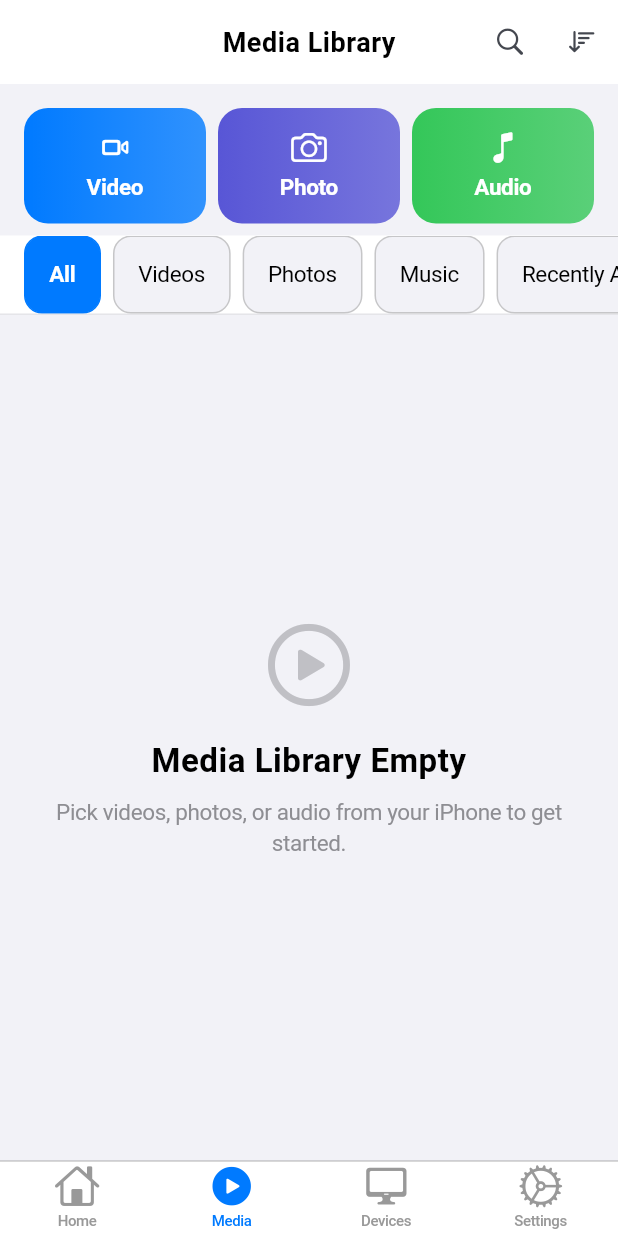
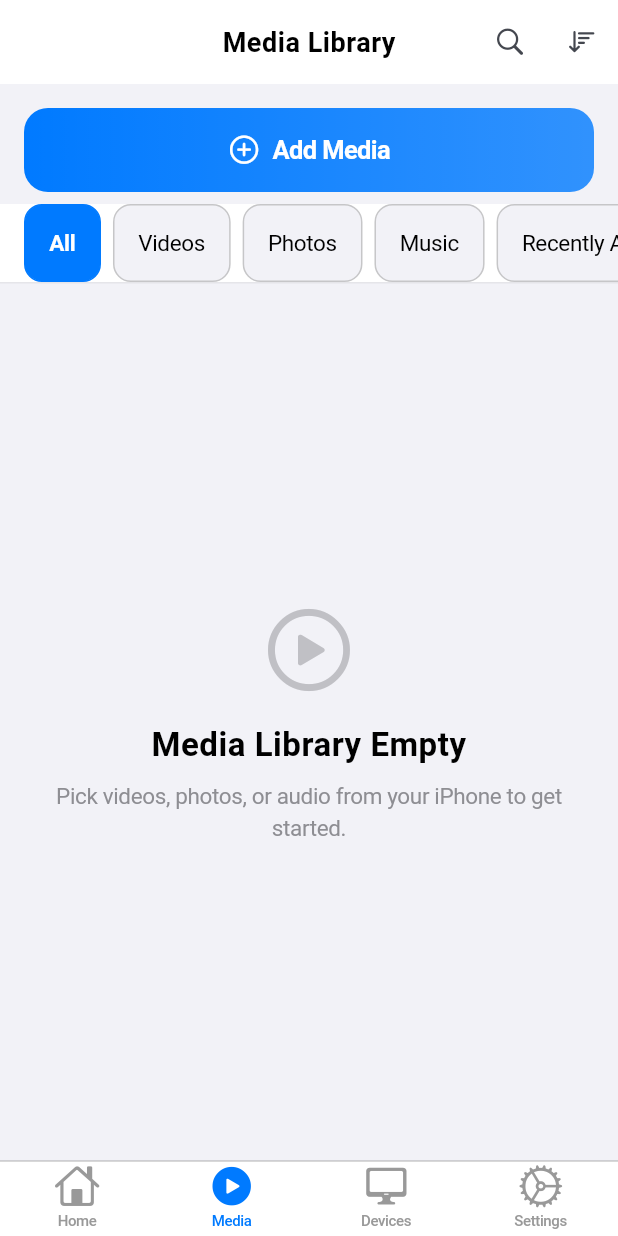
Before and after one commit to Umar-khan4260/casting_-_mirroring, a Flutter app: the screen it shows after launch, item 2 of the bottom bar chosen, on a phone screen of 412 x 824 dp. Run offline on Flutter 3.47's test engine with Material 3 defaults, Android fonts, the phone set to English and light mode, and no system bars; our stand-ins replace file_picker, shared_preferences, shelf; missing offline and left inert: flutter_chrome_cast; network calls fail.

Commit message:
i have updaated the media uploading button in that we use one button instead of multiple buttons

```diff
--- a/lib/screens/media_library_screen.dart
+++ b/lib/screens/media_library_screen.dart
@@ -499,69 +499,31 @@ class _MediaLibraryScreenState extends State<MediaLibraryScreen> {
         AppSpacing.md,
         AppSpacing.sm,
       ),
-      child: Row(
-        children: [
-          Expanded(
-            child: _buildPickButton(
-              icon: CupertinoIcons.video_camera,
-              label: 'Video',
-              color: AppColors.primary,
-              onTap: _pickVideo,
-            ),
-          ),
-          const SizedBox(width: AppSpacing.sm),
-          Expanded(
-            child: _buildPickButton(
-              icon: CupertinoIcons.photo_camera,
-              label: 'Photo',
-              color: AppColors.secondary,
-              onTap: _pickPhoto,
-            ),
-          ),
-          const SizedBox(width: AppSpacing.sm),
-          Expanded(
-            child: _buildPickButton(
-              icon: CupertinoIcons.music_note,
-              label: 'Audio',
-              color: AppColors.success,
-              onTap: _pickAudio,
-            ),
-          ),
-        ],
-      ),
-    );
-  }
-
-  Widget _buildPickButton({
-    required IconData icon,
-    required String label,
-    required Color color,
-    required VoidCallback onTap,
-  }) {
-    return GestureDetector(
-      onTap: onTap,
+      child: GestureDetector(
+        onTap: _pickMedia,
         child: Container(
-        padding: const EdgeInsets.symmetric(vertical: 14),
+          padding: const EdgeInsets.symmetric(vertical: 16),
           decoration: BoxDecoration(
             gradient: LinearGradient(
               colors: [
-              color,
-              color.withValues(alpha: 0.8),
+                AppColors.primary,
+                AppColors.primary.withValues(alpha: 0.8),
               ],
             ),
             borderRadius: BorderRadius.circular(AppSpacing.borderRadiusMd),
           ),
-        child: Column(
+          child: Row(
+            mainAxisAlignment: MainAxisAlignment.center,
             children: [
-            Icon(
-              icon,
+              const Icon(
+                CupertinoIcons.plus_circle,
                 color: CupertinoColors.white,
-              size: 24,
+                size: 22,
               ),
-            const SizedBox(height: AppSpacing.xs),
+              const SizedBox(width: AppSpacing.sm),
               Text(
-              label,
-              style: AppTypography.bodyMedium.copyWith(
+                'Add Media',
+                style: AppTypography.bodyLarge.copyWith(
                   color: CupertinoColors.white,
                   fontWeight: FontWeight.w600,
                 ),
@@ -569,45 +531,12 @@ class _MediaLibraryScreenState extends State<MediaLibraryScreen> {
             ],
           ),
         ),
+      ),
     );
   }
 
-  Future<void> _pickVideo() async {
-    final picked = await LocalMediaPicker.pickVideo();
-    if (picked == null) return;
-
-    final mediaItem = LocalMediaPicker.toMediaItem(picked);
-    await widget.mediaStore.add(mediaItem);
-
-    if (mounted) {
-      ScaffoldMessenger.of(context).showSnackBar(
-        SnackBar(
-          content: Text('Added: ${mediaItem.title}'),
-          duration: const Duration(seconds: 2),
-        ),
-      );
-    }
-  }
-
-  Future<void> _pickPhoto() async {
-    final picked = await LocalMediaPicker.pickPhoto();
-    if (picked == null) return;
-
-    final mediaItem = LocalMediaPicker.toMediaItem(picked);
-    await widget.mediaStore.add(mediaItem);
-
-    if (mounted) {
-      ScaffoldMessenger.of(context).showSnackBar(
-        SnackBar(
-          content: Text('Added: ${mediaItem.title}'),
-          duration: const Duration(seconds: 2),
-        ),
-      );
-    }
-  }
-
-  Future<void> _pickAudio() async {
-    final picked = await LocalMediaPicker.pickAudio();
+  Future<void> _pickMedia() async {
+    final picked = await LocalMediaPicker.pickMedia();
     if (picked == null) return;
 
     final mediaItem = LocalMediaPicker.toMediaItem(picked);
```
Also changed, not shown: lib/services/local_media_picker.dart (+38 -0 lines). Lines whose indentation alone changed are shown as unchanged.
